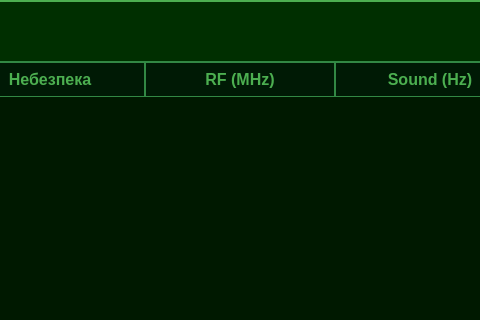
Qt form app/ui/object_manager_dialog.ui (VadymKotsiuba1808/SDR_Pi) before a commit; both pictures show x 437 to 917 and y 0 to 320 of the 1080 by 700 pixel window.
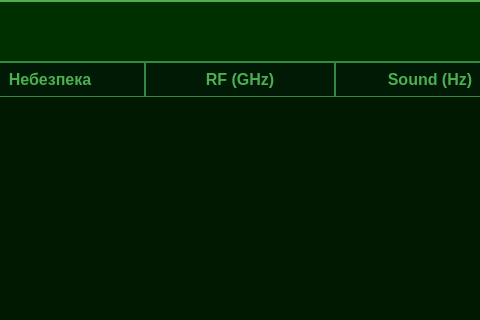
The same form after that commit.

```diff
--- a/app/ui/object_manager_dialog.ui
+++ b/app/ui/object_manager_dialog.ui
@@ -168,7 +168,7 @@
           </column>
           <column>
             <property name="text">
-              <string>RF (MHz)</string>
+       <string>RF (GHz)</string>
             </property>
           </column>
           <column>
```
Lines whose indentation alone changed are shown as unchanged.
